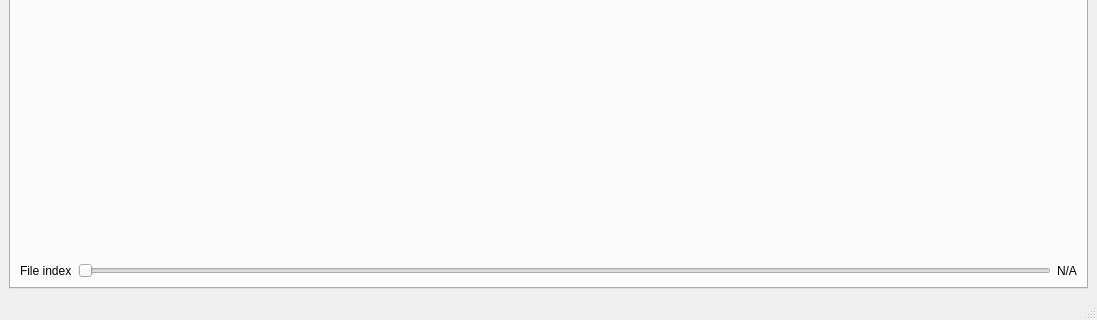
Qt form notebooks/ui/ui_wave_front_dynamics.ui (neutronimaging/python_notebooks) before a commit; both pictures show x 0 to 1097 and y 518 to 838 of the 1097 by 838 pixel window.
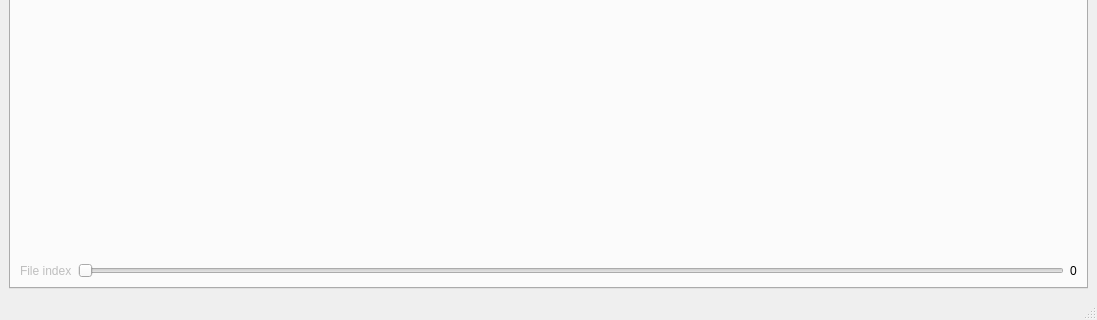
The same form after that commit. The open tabs and pages were chosen to show the change.

What changed in the file:
```diff
--- a/notebooks/ui/ui_wave_front_dynamics.ui
+++ b/notebooks/ui/ui_wave_front_dynamics.ui
@@ -222,23 +222,32 @@
         <item>
          <layout class="QHBoxLayout" name="horizontalLayout_5">
           <item>
-           <widget class="QLabel" name="label_4">
+           <widget class="QLabel" name="edge_calculation_file_index_label">
+            <property name="enabled">
+             <bool>false</bool>
+            </property>
             <property name="text">
              <string>File index</string>
             </property>
            </widget>
           </item>
           <item>
-           <widget class="QSlider" name="horizontalSlider">
+           <widget class="QSlider" name="edge_calculation_file_index_slider">
+            <property name="enabled">
+             <bool>true</bool>
+            </property>
             <property name="orientation">
              <enum>Qt::Horizontal</enum>
             </property>
            </widget>
           </item>
           <item>
-           <widget class="QLabel" name="label_5">
+           <widget class="QLabel" name="edge_calculation_file_index_value">
+            <property name="enabled">
+             <bool>true</bool>
+            </property>
             <property name="text">
-             <string>N/A</string>
+             <string>0</string>
             </property>
            </widget>
           </item>
```
Left out of the diff: 61 changed lines with no effect on the pictures.
